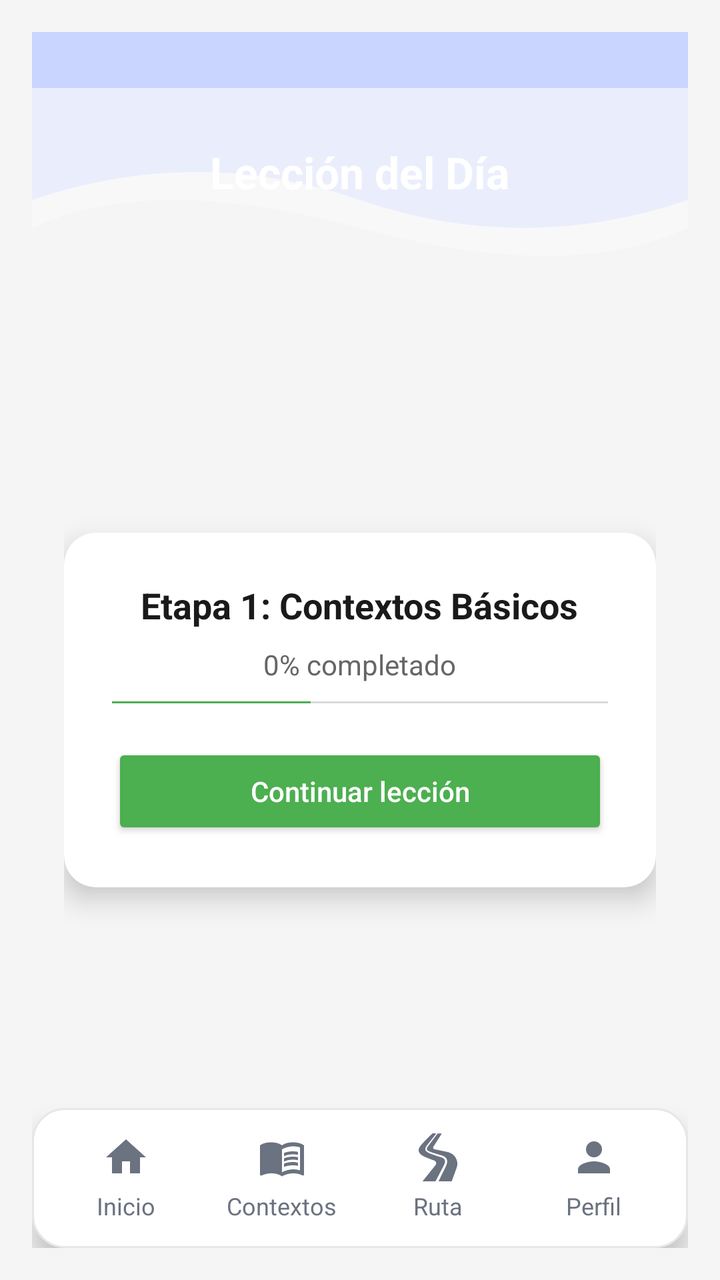
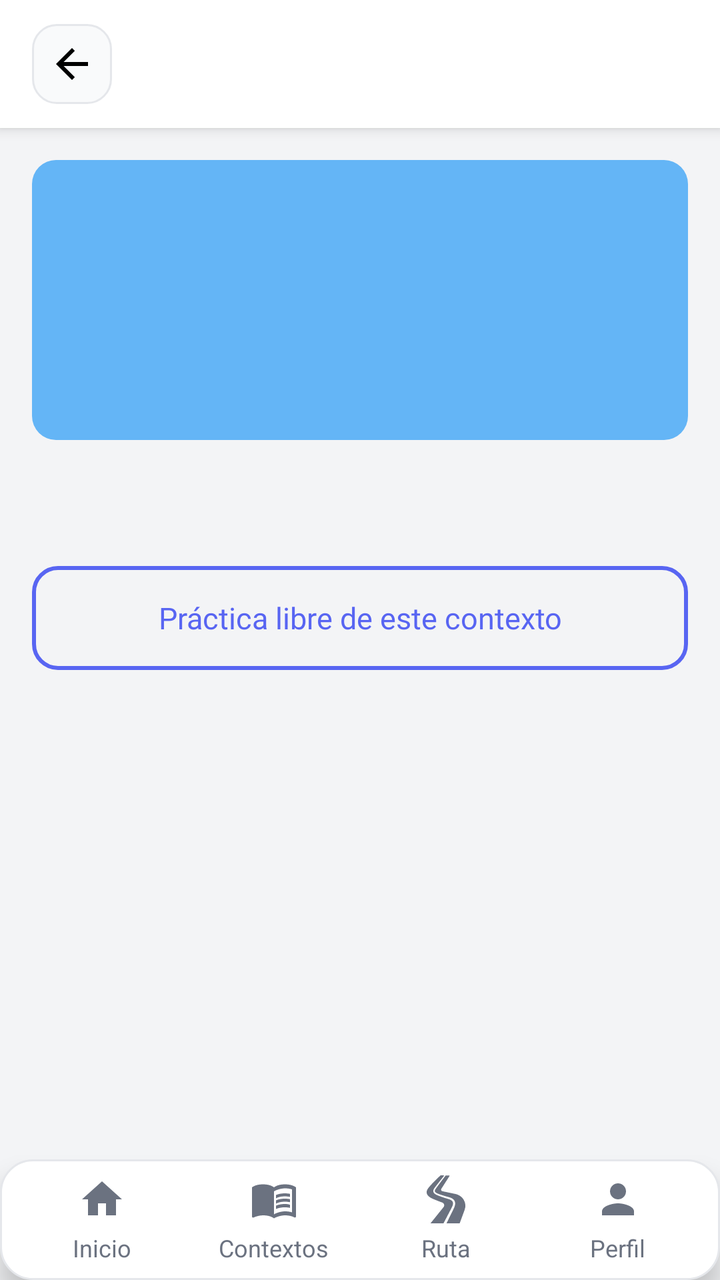

Compare the two renders of this Android layout. The source of the first and the diff that turns it into the second are given below.
<!-- AndroidManifest.xml: application theme Theme.NiJu_Project -->
<!-- res/layout/activity_lesson.xml -->
<?xml version="1.0" encoding="utf-8"?>
<LinearLayout xmlns:android="http://schemas.android.com/apk/res/android"
    xmlns:app="http://schemas.android.com/apk/res-auto"
    android:layout_width="match_parent"
    android:layout_height="match_parent"
    android:orientation="vertical"
    android:background="@color/color_screen_bg_grey"
    android:padding="16dp">

    
    <LinearLayout
        android:layout_width="match_parent"
        android:layout_height="140dp"
        android:gravity="center"
        android:orientation="vertical"
        android:background="@drawable/top_shape">

        <TextView
            android:layout_width="wrap_content"
            android:layout_height="wrap_content"
            android:text="Lección del Día"
            android:textColor="#FFFFFF"
            android:textStyle="bold"
            android:textSize="22sp" />
    </LinearLayout>

    
    <LinearLayout
        android:layout_width="match_parent"
        android:layout_height="0dp"
        android:layout_weight="1"
        android:orientation="vertical"
        android:gravity="center"
        android:padding="16dp">

        <androidx.cardview.widget.CardView
            android:layout_width="match_parent"
            android:layout_height="wrap_content"
            app:cardCornerRadius="16dp"
            app:cardElevation="8dp">

            <LinearLayout
                android:layout_width="match_parent"
                android:layout_height="wrap_content"
                android:orientation="vertical"
                android:padding="24dp"
                android:gravity="center_horizontal">

                <TextView
                    android:id="@+id/txtLessonTitle"
                    android:layout_width="wrap_content"
                    android:layout_height="wrap_content"
                    android:text="Etapa 1: Contextos Básicos"
                    android:textColor="#1A1A1A"
                    android:textStyle="bold"
                    android:textSize="18sp" />

                <TextView
                    android:id="@+id/txtProgress"
                    android:layout_width="wrap_content"
                    android:layout_height="wrap_content"
                    android:text="0% completado"
                    android:textColor="#666"
                    android:paddingTop="8dp"
                    android:textSize="14sp" />

                <ProgressBar
                    android:id="@+id/lessonProgress"
                    style="?android:attr/progressBarStyleHorizontal"
                    android:layout_width="match_parent"
                    android:layout_height="10dp"
                    android:progress="40"
                    android:progressTint="#4CAF50"
                    android:indeterminate="false"
                    android:paddingTop="12dp" />

                <Button
                    android:id="@+id/btnContinue"
                    android:layout_width="match_parent"
                    android:layout_height="wrap_content"
                    android:text="Continuar lección"
                    android:textAllCaps="false"
                    android:backgroundTint="#4CAF50"
                    android:textColor="#FFF"
                    android:layout_marginTop="20dp" />
            </LinearLayout>
        </androidx.cardview.widget.CardView>
    </LinearLayout>

    
    <include layout="@layout/bottom_navigation" />

</LinearLayout>
<!-- res/layout/bottom_navigation.xml (included above) -->
<?xml version="1.0" encoding="utf-8"?>
<LinearLayout xmlns:android="http://schemas.android.com/apk/res/android"
    android:id="@+id/bottom_navigation"
    android:layout_width="match_parent"
    android:layout_height="70dp"
    android:layout_alignParentBottom="true"
    android:background="@drawable/rounded_bg"
    android:elevation="8dp"
    android:orientation="horizontal"
    android:padding="8dp">

    
    <LinearLayout
        android:id="@+id/navHome"
        android:layout_width="0dp"
        android:layout_height="match_parent"
        android:layout_weight="1"
        android:gravity="center"
        android:orientation="vertical">

        <ImageView
            android:layout_width="24dp"
            android:layout_height="24dp"
            android:layout_marginBottom="4dp"
            android:src="@drawable/ic_home_active" />

        <TextView
            android:layout_width="wrap_content"
            android:layout_height="wrap_content"
            android:text="Inicio"
            android:textColor="@color/color_text_secondary"
            android:textSize="12sp" />
    </LinearLayout>

    
    <LinearLayout
        android:id="@+id/navContexts"
        android:layout_width="0dp"
        android:layout_height="match_parent"
        android:layout_weight="1"
        android:gravity="center"
        android:orientation="vertical">

        <ImageView
            android:layout_width="24dp"
            android:layout_height="24dp"
            android:layout_marginBottom="4dp"
            android:src="@drawable/ic_contexts" />

        <TextView
            android:layout_width="wrap_content"
            android:layout_height="wrap_content"
            android:text="Contextos"
            android:textColor="@color/color_text_secondary"
            android:textSize="12sp" />
    </LinearLayout>

    
    <LinearLayout
        android:id="@+id/navRuta"
        android:layout_width="0dp"
        android:layout_height="match_parent"
        android:layout_weight="1"
        android:gravity="center"
        android:orientation="vertical">

        <ImageView
            android:layout_width="24dp"
            android:layout_height="24dp"
            android:layout_marginBottom="4dp"
            android:src="@drawable/ic_road" />

        <TextView
            android:layout_width="wrap_content"
            android:layout_height="wrap_content"
            android:text="Ruta"
            android:textColor="@color/color_text_secondary"
            android:textSize="12sp" />
    </LinearLayout>

    
    <LinearLayout
        android:id="@+id/navProfile"
        android:layout_width="0dp"
        android:layout_height="match_parent"
        android:layout_weight="1"
        android:gravity="center"
        android:orientation="vertical">

        <ImageView
            android:layout_width="24dp"
            android:layout_height="24dp"
            android:layout_marginBottom="4dp"
            android:src="@drawable/ic_profile" />

        <TextView
            android:layout_width="wrap_content"
            android:layout_height="wrap_content"
            android:text="Perfil"
            android:textColor="@color/color_text_secondary"
            android:textSize="12sp" />
    </LinearLayout>
</LinearLayout>
<!-- resources referenced by this layout -->
<resources>
  <color name="color_screen_bg_grey">#F5F5F5</color>
  <color name="color_text_secondary">#6B7280</color>
  <!-- drawable ic_home_active (drawable) -->
  <?xml version="1.0" encoding="utf-8"?>
  <vector xmlns:android="http://schemas.android.com/apk/res/android"
      android:width="24dp"
      android:height="24dp"
      android:viewportWidth="24"
      android:viewportHeight="24">
      <path
          android:fillColor="#6B7280"
          android:pathData="M10,20v-6h4v6h5v-8h3L12,3 2,12h3v8z"/>
  </vector>
  <!-- drawable ic_profile (drawable) -->
  <?xml version="1.0" encoding="utf-8"?>
  <vector xmlns:android="http://schemas.android.com/apk/res/android"
      android:width="24dp"
      android:height="24dp"
      android:viewportWidth="24"
      android:viewportHeight="24">
      <path
          android:fillColor="#6B7280"
          android:pathData="M12,12c2.21,0 4,-1.79 4,-4s-1.79,-4 -4,-4 -4,1.79 -4,4 1.79,4 4,4zM12,14c-2.67,0 -8,1.34 -8,4v2h16v-2c0,-2.66 -5.33,-4 -8,-4z"/>
  </vector>
  <!-- drawable rounded_bg (drawable) -->
  <?xml version="1.0" encoding="utf-8"?>
  <shape xmlns:android="http://schemas.android.com/apk/res/android"
      android:shape="rectangle">
      <solid android:color="@color/color_surface" />
      <corners android:radius="16dp" />
      <stroke
          android:width="1dp"
          android:color="@color/color_border" />
  </shape>
  <!-- drawable top_shape (drawable) -->
  <?xml version="1.0" encoding="utf-8"?>
  <vector xmlns:android="http://schemas.android.com/apk/res/android"
      android:width="428dp"
      android:height="200dp"
      android:viewportWidth="428"
      android:viewportHeight="200">
  
      <path
          android:pathData="M0,0 L428,0 L428,120 Q320,160 214,120 Q107,80 0,120 Z"
          android:fillColor="@color/color_wave" />
  
      <path
          android:pathData="M0,40 L428,40 L428,140 Q350,180 214,140 Q78,100 0,140 Z"
          android:fillColor="@color/color_surface_variant"
          android:fillAlpha="0.7" />
  </vector>
  <style name="Theme.NiJu_Project" parent="Base.Theme.NiJu_Project" />
  <color name="color_surface">#FFFFFF</color>
  <color name="color_border">#E5E7EB</color>
  <color name="color_wave">#C9D5FF</color>
  <color name="color_surface_variant">#F9FAFB</color>
  <color name="color_background">#F3F4F6</color>
  <color name="color_text_primary">#1F2937</color>
  <style name="Widget.NiJu.CardView" parent="Widget.MaterialComponents.CardView">
          <item name="cardBackgroundColor">@color/color_surface</item>
          <item name="cardCornerRadius">16dp</item>
          <item name="cardElevation">2dp</item>
      </style>
  <!-- unchanged entries left out for length: 3 -->
</resources>

<!-- the commit's change to res/layout/activity_lesson.xml (unified diff, before → after) -->
@@ -1,95 +1,147 @@
+<?xml version="1.0" encoding="utf-8"?>
+<RelativeLayout xmlns:android="http://schemas.android.com/apk/res/android"
+    android:layout_width="match_parent"
+    android:layout_height="match_parent"
+    android:background="@color/color_background">
+
+    <include
+        android:id="@+id/headerInclude"
+        layout="@layout/view_screen_header"
+        android:layout_width="match_parent"
+        android:layout_height="64dp" />
+
+    <androidx.core.widget.NestedScrollView
+        android:layout_width="match_parent"
+        android:layout_height="match_parent"
+        android:layout_above="@id/bottom_navigation"
+        android:layout_below="@id/headerInclude">
+
+        <LinearLayout
+            android:layout_width="match_parent"
+            android:layout_height="wrap_content"
+            android:orientation="vertical"
+            android:padding="16dp">
+
+            <ImageView
+                android:id="@+id/ivContextImage"
+                android:layout_width="match_parent"
+                android:layout_height="140dp"
+                android:layout_marginBottom="12dp"
+                android:background="@drawable/card_bg"
+                android:importantForAccessibility="no"
+                android:scaleType="centerCrop" />
+
+            <TextView
+                android:id="@+id/tvContextDescription"
+                android:layout_width="match_parent"
+                android:layout_height="wrap_content"
+                android:layout_marginBottom="16dp"
+                android:textColor="@color/color_text_secondary"
+                android:textSize="14sp" />
+
+            <ProgressBar
+                android:id="@+id/progressBar"
+                android:layout_width="wrap_content"
+                android:layout_height="wrap_content"
+                android:layout_gravity="center_horizontal"
+                android:visibility="gone" />
+
+            <include layout="@layout/view_empty_state" />
+
+            <androidx.recyclerview.widget.RecyclerView
+                android:id="@+id/rvLessons"
+                android:layout_width="match_parent"
+                android:layout_height="wrap_content"
+                android:nestedScrollingEnabled="false" />
+
+            <Button
+                android:id="@+id/btnPracticeContext"
+                android:layout_width="match_parent"
+                android:layout_height="52dp"
+                android:layout_marginTop="16dp"
+                android:background="@drawable/button_outline_background"
+                android:fontFamily="@font/roboto_medium"
+                android:text="@string/lessons_practice_context"
+                android:textAllCaps="false"
+                android:textColor="#5865F2"
+                android:textSize="15sp" />
+        </LinearLayout>
+    </androidx.core.widget.NestedScrollView>
+
+    <include
+        android:id="@+id/bottom_navigation"
+        layout="@layout/bottom_navigation"
+        android:layout_width="match_parent"
+        android:layout_height="wrap_content"
+        android:layout_alignParentBottom="true" />
+</RelativeLayout>
+<!-- res/layout/view_screen_header.xml (included above) -->
 <?xml version="1.0" encoding="utf-8"?>
 <LinearLayout xmlns:android="http://schemas.android.com/apk/res/android"
-    xmlns:app="http://schemas.android.com/apk/res-auto"
-    android:layout_width="match_parent"
-    android:layout_height="match_parent"
+    android:id="@+id/header"
+    android:layout_width="match_parent"
+    android:layout_height="64dp"
+    android:background="@color/color_header_bg"
+    android:elevation="4dp"
+    android:gravity="center_vertical"
+    android:orientation="horizontal"
+    android:paddingHorizontal="16dp">
+
+    <ImageButton
+        android:id="@+id/btnBack"
+        android:layout_width="40dp"
+        android:layout_height="40dp"
+        android:background="@drawable/rounded_button_bg"
+        android:contentDescription="@string/back"
+        android:padding="8dp"
+        android:src="@drawable/ic_arrow_back" />
+
+    <TextView
+        android:id="@+id/tvHeaderTitle"
+        android:layout_width="0dp"
+        android:layout_height="wrap_content"
+        android:layout_weight="1"
+        android:ellipsize="end"
+        android:fontFamily="@font/roboto_bold"
+        android:gravity="center"
+        android:maxLines="1"
+        android:textColor="@color/color_text_primary"
+        android:textSize="18sp" />
+
+    <View
+        android:layout_width="40dp"
+        android:layout_height="40dp" />
+</LinearLayout>
+<!-- res/layout/view_empty_state.xml (included above) -->
+<?xml version="1.0" encoding="utf-8"?>
+<LinearLayout xmlns:android="http://schemas.android.com/apk/res/android"
+    android:id="@+id/emptyState"
+    android:layout_width="match_parent"
+    android:layout_height="wrap_content"
+    android:gravity="center_horizontal"
     android:orientation="vertical"
-    android:background="@color/color_screen_bg_grey"
-    android:padding="16dp">
-
-    
-    <LinearLayout
-        android:layout_width="match_parent"
-        android:layout_height="140dp"
-        android:gravity="center"
-        android:orientation="vertical"
-        android:background="@drawable/top_shape">
-
-        <TextView
-            android:layout_width="wrap_content"
-            android:layout_height="wrap_content"
-            android:text="Lección del Día"
-            android:textColor="#FFFFFF"
-            android:textStyle="bold"
-            android:textSize="22sp" />
-    </LinearLayout>
-
-    
-    <LinearLayout
-        android:layout_width="match_parent"
-        android:layout_height="0dp"
-        android:layout_weight="1"
-        android:orientation="vertical"
-        android:gravity="center"
-        android:padding="16dp">
-
-        <androidx.cardview.widget.CardView
-            android:layout_width="match_parent"
-            android:layout_height="wrap_content"
-            app:cardCornerRadius="16dp"
-            app:cardElevation="8dp">
-
-            <LinearLayout
-                android:layout_width="match_parent"
-                android:layout_height="wrap_content"
-                android:orientation="vertical"
-                android:padding="24dp"
-                android:gravity="center_horizontal">
-
-                <TextView
-                    android:id="@+id/txtLessonTitle"
-                    android:layout_width="wrap_content"
-                    android:layout_height="wrap_content"
-                    android:text="Etapa 1: Contextos Básicos"
-                    android:textColor="#1A1A1A"
-                    android:textStyle="bold"
-                    android:textSize="18sp" />
-
-                <TextView
-                    android:id="@+id/txtProgress"
-                    android:layout_width="wrap_content"
-                    android:layout_height="wrap_content"
-                    android:text="0% completado"
-                    android:textColor="#666"
-                    android:paddingTop="8dp"
-                    android:textSize="14sp" />
-
-                <ProgressBar
-                    android:id="@+id/lessonProgress"
-                    style="?android:attr/progressBarStyleHorizontal"
-                    android:layout_width="match_parent"
-                    android:layout_height="10dp"
-                    android:progress="40"
-                    android:progressTint="#4CAF50"
-                    android:indeterminate="false"
-                    android:paddingTop="12dp" />
-
-                <Button
-                    android:id="@+id/btnContinue"
-                    android:layout_width="match_parent"
-                    android:layout_height="wrap_content"
-                    android:text="Continuar lección"
-                    android:textAllCaps="false"
-                    android:backgroundTint="#4CAF50"
-                    android:textColor="#FFF"
-                    android:layout_marginTop="20dp" />
-            </LinearLayout>
-        </androidx.cardview.widget.CardView>
-    </LinearLayout>
-
-    
-    <include layout="@layout/bottom_navigation" />
-
+    android:padding="32dp"
+    android:visibility="gone">
+
+    <TextView
+        android:id="@+id/tvEmptyMessage"
+        android:layout_width="wrap_content"
+        android:layout_height="wrap_content"
+        android:gravity="center"
+        android:textColor="@color/color_text_secondary"
+        android:textSize="15sp" />
+
+    <Button
+        android:id="@+id/btnEmptyAction"
+        android:layout_width="wrap_content"
+        android:layout_height="44dp"
+        android:layout_marginTop="16dp"
+        android:background="@drawable/button_outline_background"
+        android:paddingHorizontal="20dp"
+        android:text="@string/session_retry"
+        android:textAllCaps="false"
+        android:textColor="#5865F2"
+        android:visibility="gone" />
 </LinearLayout>
 <!-- res/layout/bottom_navigation.xml (included above) -->
 <?xml version="1.0" encoding="utf-8"?>
@@ -113,6 +165,7 @@
         android:orientation="vertical">
 
         <ImageView
+        android:importantForAccessibility="no"
             android:layout_width="24dp"
             android:layout_height="24dp"
             android:layout_marginBottom="4dp"
@@ -121,7 +174,7 @@
         <TextView
             android:layout_width="wrap_content"
             android:layout_height="wrap_content"
-            android:text="Inicio"
+            android:text="@string/ui_inicio"
             android:textColor="@color/color_text_secondary"
             android:textSize="12sp" />
     </LinearLayout>
@@ -136,6 +189,7 @@
         android:orientation="vertical">
 
         <ImageView
+        android:importantForAccessibility="no"
             android:layout_width="24dp"
             android:layout_height="24dp"
             android:layout_marginBottom="4dp"
@@ -144,7 +198,7 @@
         <TextView
             android:layout_width="wrap_content"
             android:layout_height="wrap_content"
-            android:text="Contextos"
+            android:text="@string/ui_contextos"
             android:textColor="@color/color_text_secondary"
             android:textSize="12sp" />
     </LinearLayout>
@@ -159,6 +213,7 @@
         android:orientation="vertical">
 
         <ImageView
+        android:importantForAccessibility="no"
             android:layout_width="24dp"
             android:layout_height="24dp"
             android:layout_marginBottom="4dp"
@@ -167,7 +222,7 @@
         <TextView
             android:layout_width="wrap_content"
             android:layout_height="wrap_content"
-            android:text="Ruta"
+            android:text="@string/ui_ruta"
             android:textColor="@color/color_text_secondary"
             android:textSize="12sp" />
     </LinearLayout>
@@ -182,6 +237,7 @@
         android:orientation="vertical">
 
         <ImageView
+        android:importantForAccessibility="no"
             android:layout_width="24dp"
             android:layout_height="24dp"
             android:layout_marginBottom="4dp"
@@ -190,7 +246,7 @@
         <TextView
             android:layout_width="wrap_content"
             android:layout_height="wrap_content"
-            android:text="Perfil"
+            android:text="@string/ui_perfil"
             android:textColor="@color/color_text_secondary"
             android:textSize="12sp" />
     </LinearLayout>
<!-- resource entries referenced after the edit -->
@@ -1,7 +1,24 @@
 <!-- resources referenced by this layout -->
 <resources>
-  <color name="color_screen_bg_grey">#F5F5F5</color>
   <color name="color_text_secondary">#6B7280</color>
+  <!-- drawable button_outline_background (drawable) -->
+  <?xml version="1.0" encoding="utf-8"?>
+  <shape xmlns:android="http://schemas.android.com/apk/res/android">
+      <solid android:color="@android:color/transparent"/>
+      <stroke android:width="2dp" android:color="#5865F2"/>
+      <corners android:radius="12dp"/>
+  </shape>
+  <!-- drawable card_bg (drawable) -->
+  <shape xmlns:android="http://schemas.android.com/apk/res/android">
+      <solid android:color="#64B5F6"/>
+      <corners android:radius="12dp"/>
+  </shape>
+  <!-- drawable ic_arrow_back (drawable) -->
+  <vector xmlns:android="http://schemas.android.com/apk/res/android" android:autoMirrored="true" android:height="24dp" android:tint="#000000" android:viewportHeight="24" android:viewportWidth="24" android:width="24dp">
+  
+      <path android:fillColor="@android:color/white" android:pathData="M20,11H7.83l5.59,-5.59L12,4l-8,8 8,8 1.41,-1.41L7.83,13H20v-2z"/>
+  
+  </vector>
   <!-- drawable ic_home_active (drawable) -->
   <?xml version="1.0" encoding="utf-8"?>
   <vector xmlns:android="http://schemas.android.com/apk/res/android"
@@ -34,29 +51,25 @@
           android:width="1dp"
           android:color="@color/color_border" />
   </shape>
-  <!-- drawable top_shape (drawable) -->
-  <?xml version="1.0" encoding="utf-8"?>
-  <vector xmlns:android="http://schemas.android.com/apk/res/android"
-      android:width="428dp"
-      android:height="200dp"
-      android:viewportWidth="428"
-      android:viewportHeight="200">
-  
-      <path
-          android:pathData="M0,0 L428,0 L428,120 Q320,160 214,120 Q107,80 0,120 Z"
-          android:fillColor="@color/color_wave" />
-  
-      <path
-          android:pathData="M0,40 L428,40 L428,140 Q350,180 214,140 Q78,100 0,140 Z"
-          android:fillColor="@color/color_surface_variant"
-          android:fillAlpha="0.7" />
-  </vector>
+  <!-- drawable rounded_button_bg (drawable) -->
+  <shape xmlns:android="http://schemas.android.com/apk/res/android" android:shape="rectangle">
+      <solid android:color="@color/color_surface_variant"/>
+      <corners android:radius="12dp"/>
+      <stroke android:color="@color/color_border" android:width="1dp"/>
+  </shape>
+  <string name="back">Atrás</string>
+  <string name="lessons_practice_context">Práctica libre de este contexto</string>
+  <string name="session_retry">Reintentar</string>
+  <string name="ui_contextos">Contextos</string>
+  <string name="ui_inicio">Inicio</string>
+  <string name="ui_perfil">Perfil</string>
+  <string name="ui_ruta">Ruta</string>
   <style name="Theme.NiJu_Project" parent="Base.Theme.NiJu_Project" />
   <color name="color_surface">#FFFFFF</color>
   <color name="color_border">#E5E7EB</color>
-  <color name="color_wave">#C9D5FF</color>
   <color name="color_surface_variant">#F9FAFB</color>
   <color name="color_background">#F3F4F6</color>
+  <color name="color_header_bg">#FFFFFF</color>
   <color name="color_text_primary">#1F2937</color>
   <style name="Widget.NiJu.CardView" parent="Widget.MaterialComponents.CardView">
           <item name="cardBackgroundColor">@color/color_surface</item>
